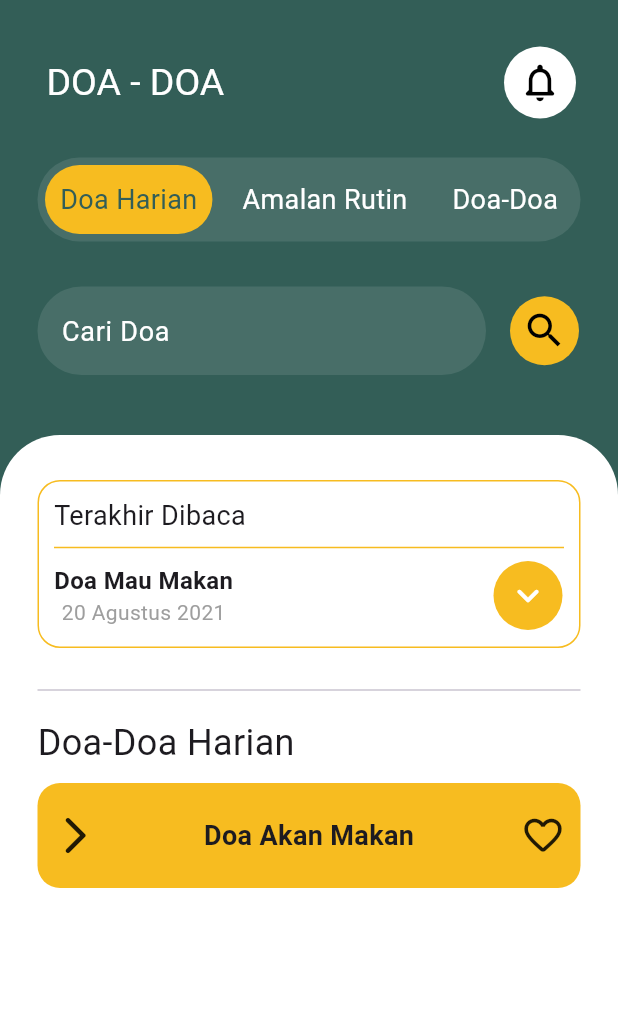
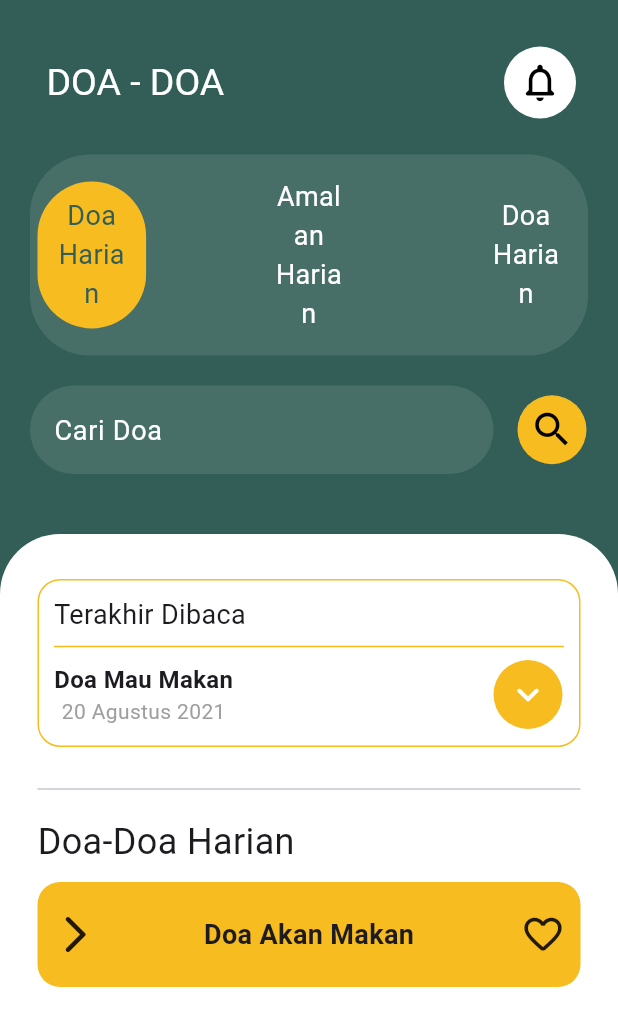
Before and after one commit to annasnurdin/doanya, a Flutter app: the screen it shows after launch, on a phone screen of 412 x 824 dp. Shown: the top 1026 px of the screen. Run offline on Flutter 3.47's test engine with Material 3 defaults, Android fonts, the phone set to English and light mode, and no system bars; our stand-ins replace google_fonts; Roboto replaces fonts that are missing (Poppins).

Commit message:
Perbaikan dari layout dasaran dari Reza ke Expanded

```diff
--- a/lib/main.dart
+++ b/lib/main.dart
@@ -14,7 +14,6 @@ class MyApp extends StatelessWidget {
   Widget build(BuildContext context) {
     return MaterialApp(
       theme: ThemeData(
-        // colorScheme: ColorScheme.fromSeed(seedColor: Colors.deepPurple),
         scaffoldBackgroundColor: primaryColor,
         fontFamily: GoogleFonts.berkshireSwash().fontFamily,
         useMaterial3: true,
--- a/lib/pages/home.dart
+++ b/lib/pages/home.dart
@@ -41,10 +41,10 @@ class _HomeState extends State<Home> {
       ),
       body: Column(
         children: [
-          const SizedBox(height: 25.0),
+          const SizedBox(height: 23.0),
           // Pilihan
           Container(
-            margin: const EdgeInsets.symmetric(horizontal: 25.0),
+            margin: const EdgeInsets.symmetric(horizontal: 20.0),
             padding: const EdgeInsets.all(5.0),
             decoration: BoxDecoration(
                 color: Colors.white10,
@@ -52,55 +52,76 @@ class _HomeState extends State<Home> {
             child: Row(
               mainAxisAlignment: MainAxisAlignment.spaceBetween,
               children: [
-                Container(
+                Expanded(
+                  child: Container(
                     decoration: BoxDecoration(
                       color: secondaryColor,
                       borderRadius: BorderRadius.circular(50.0),
                     ),
                     padding: const EdgeInsets.all(10.0),
+                    child: Expanded(
+                      child: Center(
                         child: Text(
                           'Doa Harian',
+                          textAlign: TextAlign.center,
                           style: TextStyle(
                             fontSize: 18.0,
                             color: primaryColor,
                           ),
                         ),
                       ),
-                Container(
+                    ),
+                  ),
+                ),
+                const Expanded(child: SizedBox(width: 10)),
+                Expanded(
+                  child: Container(
                     decoration: BoxDecoration(
-                    // color: Colors.white12,
                       borderRadius: BorderRadius.circular(50.0),
                     ),
                     padding: const EdgeInsets.all(10.0),
-                  child: const Text(
-                    'Amalan Rutin',
+                    child: const Expanded(
+                      child: Center(
+                        child: Text(
+                          'Amalan Harian',
+                          textAlign: TextAlign.center,
                           style: TextStyle(
                             fontSize: 18.0,
                             color: Colors.white,
                           ),
                         ),
                       ),
-                Container(
+                    ),
+                  ),
+                ),
+                const Expanded(child: SizedBox(width: 10)),
+                Expanded(
+                  child: Container(
                     decoration: BoxDecoration(
-                    // color: Colors.white12,
                       borderRadius: BorderRadius.circular(50.0),
                     ),
                     padding: const EdgeInsets.all(10.0),
-                  child: const Text(
-                    'Doa-Doa',
+                    child: const Expanded(
+                      child: Center(
+                        child: Text(
+                          'Doa Harian',
+                          textAlign: TextAlign.center,
                           style: TextStyle(
                             fontSize: 18.0,
                             color: Colors.white,
+                          ),
+                        ),
+                      ),
                     ),
                   ),
                 )
               ],
             ),
           ),
-          const SizedBox(height: 30.0),
+          const SizedBox(height: 20.0),
           // Cari
           Container(
-            margin: const EdgeInsets.symmetric(horizontal: 25.0),
+            margin: const EdgeInsets.symmetric(horizontal: 20.0),
             child: Row(
               mainAxisAlignment: MainAxisAlignment.spaceBetween,
               children: [
```
Also changed, not shown: 2 other files. Lines whose indentation alone changed are shown as unchanged.
